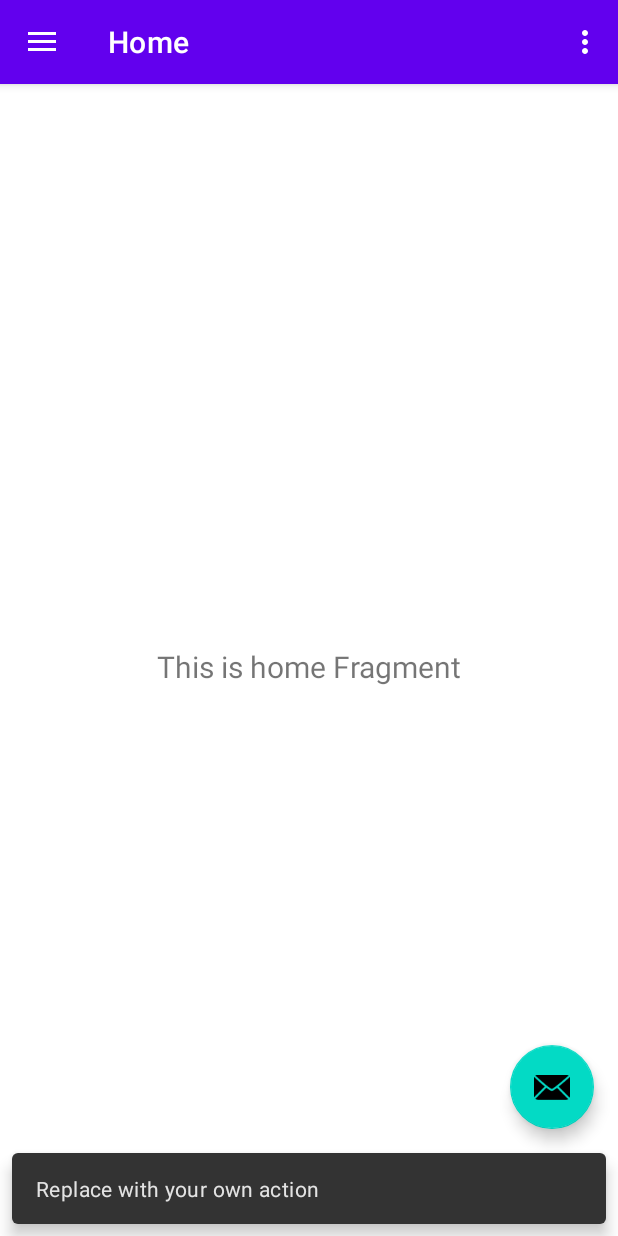
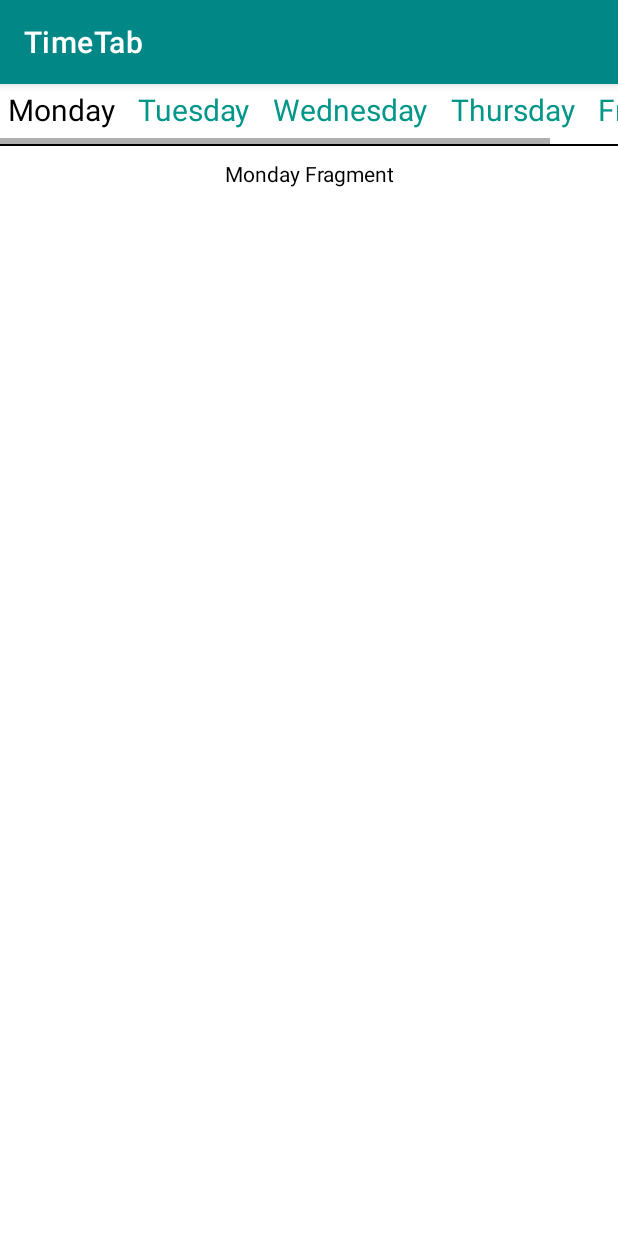
Before and after one commit to Shikharkannojia/TimeTab, an Android app: the screen it shows after launch (MainActivity before the commit, TimeTable after it), after a tap on an icon or button, on a phone screen of 412 x 824 dp. Run offline under Robolectric (Android 15) with nearby library versions, the phone set to English and light mode, and no system bars; our stand-ins replace navigation-ui.

Commit message:
TimeTable Activity & Days Fragments

```diff
--- a/app/src/main/java/com/bpitindia/myapplication/MainActivity.kt
+++ b/app/src/main/java/com/bpitindia/myapplication/MainActivity.kt
@@ -1,5 +1,6 @@
 package com.bpitindia.myapplication
 
+import android.content.Intent
 import android.os.Bundle
 import android.view.Menu
 import com.google.android.material.snackbar.Snackbar
@@ -27,8 +28,8 @@ class MainActivity : AppCompatActivity() {
         setSupportActionBar(binding.appBarMain.toolbar)
 
         binding.appBarMain.fab.setOnClickListener { view ->
-            Snackbar.make(view, "Replace with your own action", Snackbar.LENGTH_LONG)
-                .setAction("Action", null).show()
+            val intent = Intent(this@MainActivity, TimeTable::class.java)
+            startActivity(intent)
         }
         val drawerLayout: DrawerLayout = binding.drawerLayout
         val navView: NavigationView = binding.navView
--- /dev/null
+++ b/app/src/main/java/com/bpitindia/myapplication/TimeTable.kt
@@ -0,0 +1,93 @@
+package com.bpitindia.myapplication
+
+import android.graphics.Color
+import android.os.Bundle
+import android.view.View
+import android.widget.ArrayAdapter
+import android.widget.ListView
+import android.widget.TextView
+import androidx.appcompat.app.AppCompatActivity
+import com.bpitindia.myapplication.ui.ui.fragments.*
+
+
+class TimeTable : AppCompatActivity() {
+    private lateinit var monday: TextView
+    private lateinit var tuesday: TextView
+    private lateinit var wednesday: TextView
+    private lateinit var thursday: TextView
+    private lateinit var friday: TextView
+
+    override fun onCreate(savedInstanceState: Bundle?) {
+        super.onCreate(savedInstanceState)
+        setContentView(R.layout.activity_time_table)
+
+        monday = findViewById(R.id.monday)
+        tuesday = findViewById(R.id.tuesday)
+        wednesday = findViewById(R.id.wednesday)
+        thursday = findViewById(R.id.thursday)
+        friday = findViewById(R.id.friday)
+
+        if (savedInstanceState == null) {
+            monday.setTextColor(Color.BLACK)
+            tuesday.setTextColor(Color.parseColor("#009688"))
+            wednesday.setTextColor(Color.parseColor("#009688"))
+            thursday.setTextColor(Color.parseColor("#009688"))
+            friday.setTextColor(Color.parseColor("#009688"))
+
+            supportFragmentManager.beginTransaction()
+                .replace(R.id.frame, Monday()).commit()
+        }
+
+        monday.setOnClickListener {
+            monday.setTextColor(Color.BLACK)
+            tuesday.setTextColor(Color.parseColor("#009688"))
+            wednesday.setTextColor(Color.parseColor("#009688"))
+            thursday.setTextColor(Color.parseColor("#009688"))
+            friday.setTextColor(Color.parseColor("#009688"))
+
+            supportFragmentManager.beginTransaction()
+                .replace(R.id.frame, Monday()).commit()
+        }
+
+        tuesday.setOnClickListener {
+            monday.setTextColor(Color.parseColor("#009688"))
+            tuesday.setTextColor(Color.BLACK)
+            wednesday.setTextColor(Color.parseColor("#009688"))
+            thursday.setTextColor(Color.parseColor("#009688"))
+            friday.setTextColor(Color.parseColor("#009688"))
+
+            supportFragmentManager.beginTransaction()
+                .replace(R.id.frame, Tuesday()).commit()
+        }
+        wednesday.setOnClickListener {
+            monday.setTextColor(Color.parseColor("#009688"))
+            tuesday.setTextColor(Color.parseColor("#009688"))
+            wednesday.setTextColor(Color.BLACK)
+            thursday.setTextColor(Color.parseColor("#009688"))
+            friday.setTextColor(Color.parseColor("#009688"))
+
+            supportFragmentManager.beginTransaction()
+                .replace(R.id.frame, Wednesday()).commit()
+        }
+        thursday.setOnClickListener {
+            monday.setTextColor(Color.parseColor("#009688"))
+            tuesday.setTextColor(Color.parseColor("#009688"))
+            wednesday.setTextColor(Color.parseColor("#009688"))
+            thursday.setTextColor(Color.BLACK)
+            friday.setTextColor(Color.parseColor("#009688"))
+
+            supportFragmentManager.beginTransaction()
+                .replace(R.id.frame, Thursday()).commit()
+        }
+        friday.setOnClickListener {
+            monday.setTextColor(Color.parseColor("#009688"))
+            tuesday.setTextColor(Color.parseColor("#009688"))
+            wednesday.setTextColor(Color.parseColor("#009688"))
+            thursday.setTextColor(Color.parseColor("#009688"))
+            friday.setTextColor(Color.BLACK)
+
+            supportFragmentManager.beginTransaction()
+                .replace(R.id.frame, Friday()).commit()
+        }
+    }
+}
--- /dev/null
+++ b/app/src/main/java/com/bpitindia/myapplication/ui/ui/fragments/Monday.kt
@@ -0,0 +1,60 @@
+package com.bpitindia.myapplication.ui.ui.fragments
+
+import android.os.Bundle
+import androidx.fragment.app.Fragment
+import android.view.LayoutInflater
+import android.view.View
+import android.view.ViewGroup
+import com.bpitindia.myapplication.R
+
+// TODO: Rename parameter arguments, choose names that match
+// the fragment initialization parameters, e.g. ARG_ITEM_NUMBER
+private const val ARG_PARAM1 = "param1"
+private const val ARG_PARAM2 = "param2"
+
+/**
+ * A simple [Fragment] subclass.
+ * Use the [Monday.newInstance] factory method to
+ * create an instance of this fragment.
+ */
+class Monday : Fragment() {
+    // TODO: Rename and change types of parameters
+    private var param1: String? = null
+    private var param2: String? = null
+
+    override fun onCreate(savedInstanceState: Bundle?) {
+        super.onCreate(savedInstanceState)
+        arguments?.let {
+            param1 = it.getString(ARG_PARAM1)
+            param2 = it.getString(ARG_PARAM2)
+        }
+    }
+
+    override fun onCreateView(
+        inflater: LayoutInflater, container: ViewGroup?,
+        savedInstanceState: Bundle?
+    ): View? {
+        // Inflate the layout for this fragment
+        return inflater.inflate(R.layout.fragment_monday, container, false)
+    }
+
+    companion object {
+        /**
+         * Use this factory method to create a new instance of
+         * this fragment using the provided parameters.
+         *
+         * @param param1 Parameter 1.
+         * @param param2 Parameter 2.
+         * @return A new instance of fragment Monday.
+         */
+        // TODO: Rename and change types and number of parameters
+        @JvmStatic
+        fun newInstance(param1: String, param2: String) =
+            Monday().apply {
+                arguments = Bundle().apply {
+                    putString(ARG_PARAM1, param1)
+                    putString(ARG_PARAM2, param2)
+                }
+            }
+    }
+}
--- /dev/null
+++ b/app/src/main/res/layout/activity_time_table.xml
@@ -0,0 +1,91 @@
+<?xml version="1.0" encoding="utf-8"?>
+<RelativeLayout xmlns:android="http://schemas.android.com/apk/res/android"
+    xmlns:tools="http://schemas.android.com/tools"
+    android:id="@+id/container"
+    android:layout_width="match_parent"
+    android:layout_height="match_parent"
+    tools:context=".TimeTable"
+    android:background="@color/white"
+    android:orientation="vertical">
+
+    <HorizontalScrollView
+        android:id="@+id/days"
+        android:layout_width="match_parent"
+        android:layout_height="wrap_content">
+
+        <LinearLayout
+            android:layout_width="match_parent"
+            android:layout_height="40dp"
+            android:orientation="horizontal">
+
+            <TextView
+                android:id="@+id/monday"
+                android:layout_width="wrap_content"
+                android:layout_height="wrap_content"
+                android:text="Monday"
+                android:textSize="20sp"
+                android:layout_marginEnd="10dp"
+                android:layout_marginTop="3dp"
+                android:layout_marginStart="5dp"
+                android:textColor="#009688"/>
+
+            <TextView
+                android:id="@+id/tuesday"
+                android:layout_width="wrap_content"
+                android:layout_height="wrap_content"
+                android:text="Tuesday"
+                android:textSize="20sp"
+                android:layout_marginEnd="10dp"
+                android:layout_marginTop="3dp"
+                android:layout_marginStart="5dp"
+                android:textColor="#009688"/>
+
+            <TextView
+                android:id="@+id/wednesday"
+                android:layout_width="wrap_content"
+                android:layout_height="wrap_content"
+                android:text="Wednesday"
+                android:textSize="20sp"
+                android:layout_marginEnd="10dp"
+                android:layout_marginTop="3dp"
+                android:layout_marginStart="5dp"
+                android:textColor="#009688"/>
+
+            <TextView
+                android:id="@+id/thursday"
+                android:layout_width="wrap_content"
+                android:layout_height="wrap_content"
+                android:text="Thursday"
+                android:textSize="20sp"
+                android:layout_marginEnd="10dp"
+                android:layout_marginTop="3dp"
+                android:layout_marginStart="5dp"
+                android:textColor="#009688"/>
+
+            <TextView
+                android:id="@+id/friday"
+                android:layout_width="wrap_content"
+                android:layout_height="wrap_content"
+                android:text="Friday"
+                android:textSize="20sp"
+                android:layout_marginEnd="10dp"
+                android:layout_marginTop="3dp"
+                android:layout_marginStart="5dp"
+                android:textColor="#009688"/>
+        </LinearLayout>
+
+    </HorizontalScrollView>
+
+    <View
+        android:id="@+id/horizontal_row"
+        android:layout_width="match_parent"
+        android:layout_height="1dp"
+        android:layout_below="@id/days"
+        android:background="#000000" />
+
+    <FrameLayout
+        android:id="@+id/frame"
+        android:layout_width="match_parent"
+        android:layout_height="match_parent"
+        android:layout_marginTop="40dp" />
+</RelativeLayout>
--- /dev/null
+++ b/app/src/main/res/layout/fragment_monday.xml
@@ -0,0 +1,17 @@
+<?xml version="1.0" encoding="utf-8"?>
+<FrameLayout xmlns:android="http://schemas.android.com/apk/res/android"
+    xmlns:tools="http://schemas.android.com/tools"
+    android:layout_width="match_parent"
+    android:layout_height="match_parent"
+    tools:context=".ui.ui.fragments.Monday">
+
+    <!-- TODO: Update blank fragment layout -->
+    <TextView
+        android:layout_width="match_parent"
+        android:layout_height="match_parent"
+        android:textColor="@color/black"
+        android:text="Monday Fragment"
+        android:textAlignment="center"
+        android:layout_marginTop="10dp"/>
+
+</FrameLayout>
--- a/app/src/main/res/values-night/themes.xml
+++ b/app/src/main/res/values-night/themes.xml
@@ -2,15 +2,24 @@
     <!-- Base application theme. -->
     <style name="Theme.TimeTab" parent="Theme.MaterialComponents.DayNight.DarkActionBar">
         <!-- Primary brand color. -->
-        <item name="colorPrimary">@color/purple_200</item>
-        <item name="colorPrimaryVariant">@color/purple_700</item>
-        <item name="colorOnPrimary">@color/black</item>
+        <item name="colorPrimary">@color/teal_700</item>
+        <item name="colorPrimaryVariant">@color/teal_700</item>
+        <item name="colorOnPrimary">@color/white</item>
         <!-- Secondary brand color. -->
         <item name="colorSecondary">@color/teal_200</item>
-        <item name="colorSecondaryVariant">@color/teal_200</item>
+        <item name="colorSecondaryVariant">@color/teal_700</item>
         <item name="colorOnSecondary">@color/black</item>
         <!-- Status bar color. -->
         <item name="android:statusBarColor">?attr/colorPrimaryVariant</item>
         <!-- Customize your theme here. -->
     </style>
+
+    <style name="Theme.TimeTab.NoActionBar">
+        <item name="windowActionBar">false</item>
+        <item name="windowNoTitle">true</item>
+    </style>
+
+    <style name="Theme.TimeTab.AppBarOverlay" parent="ThemeOverlay.AppCompat.Dark.ActionBar" />
+
+    <style name="Theme.TimeTab.PopupOverlay" parent="ThemeOverlay.AppCompat.Light" />
 </resources>
--- a/app/src/main/res/values/strings.xml
+++ b/app/src/main/res/values/strings.xml
@@ -10,4 +10,6 @@
     <string name="menu_home">Home</string>
     <string name="menu_gallery">Gallery</string>
     <string name="menu_slideshow">Slideshow</string>
+    <!-- TODO: Remove or change this placeholder text -->
+    <string name="hello_blank_fragment">Hello blank fragment</string>
 </resources>
--- a/app/src/main/res/values/themes.xml
+++ b/app/src/main/res/values/themes.xml
@@ -2,8 +2,8 @@
     <!-- Base application theme. -->
     <style name="Theme.TimeTab" parent="Theme.MaterialComponents.DayNight.DarkActionBar">
         <!-- Primary brand color. -->
-        <item name="colorPrimary">@color/purple_500</item>
-        <item name="colorPrimaryVariant">@color/purple_700</item>
+        <item name="colorPrimary">@color/teal_700</item>
+        <item name="colorPrimaryVariant">@color/teal_700</item>
         <item name="colorOnPrimary">@color/white</item>
         <!-- Secondary brand color. -->
         <item name="colorSecondary">@color/teal_200</item>
```
Also changed, not shown: app/src/main/AndroidManifest.xml (+7 -0 lines), app/src/main/java/com/bpitindia/myapplication/ui/ui/fragments/Friday.kt (added, +60 -0 lines), app/src/main/java/com/bpitindia/myapplication/ui/ui/fragments/Thursday.kt (added, +60 -0 lines), app/src/main/java/com/bpitindia/myapplication/ui/ui/fragments/Tuesday.kt (added, +60 -0 lines), app/src/main/java/com/bpitindia/myapplication/ui/ui/fragments/Wednesday.kt (added, +60 -0 lines), app/src/main/res/layout/fragment_friday.xml (added, +15 -0 lines), app/src/main/res/layout/fragment_main.xml (added, +20 -0 lines), app/src/main/res/layout/fragment_thursday.xml (added, +15 -0 lines), app/src/main/res/layout/fragment_tuesday.xml (added, +15 -0 lines), app/src/main/res/layout/fragment_wednesday.xml (added, +15 -0 lines).
